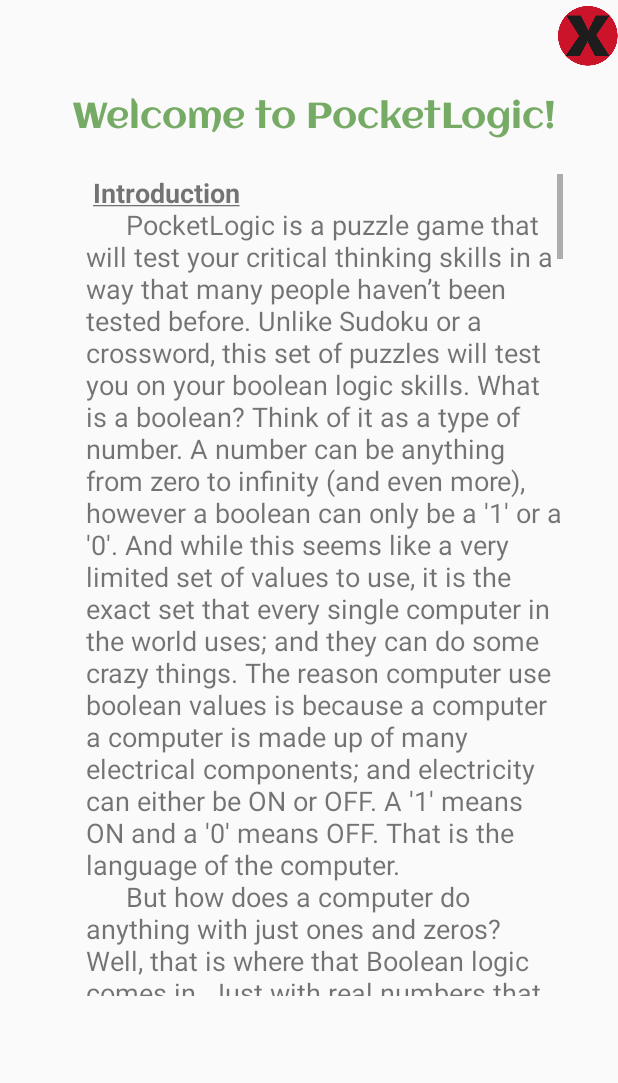
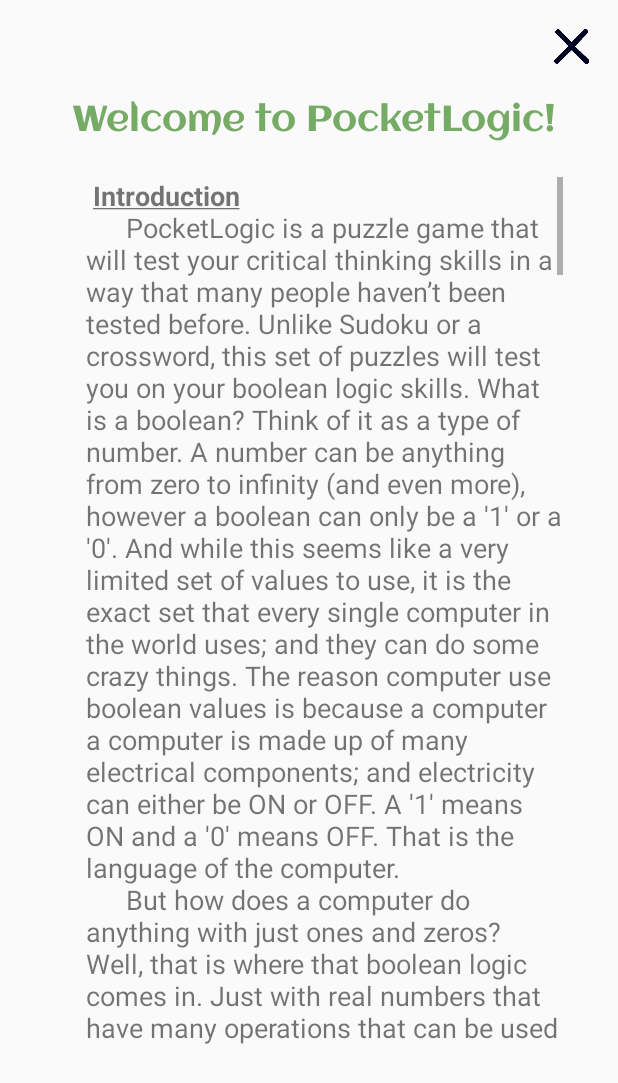
Before and after one commit to knloomis/PocketLogic_CSUCI_Spring2018, an Android app: the layout help_screen.xml on its own in the app's theme, with its tools: preview values and no code run, on a phone screen of 412 x 824 dp. Shown: the top 1083 px of the screen. Run offline under Robolectric (Android 15) with nearby library versions, the phone set to English and light mode, and no system bars.

Commit message:
Minor fixes to the help popup
Minor changes to text, positioning, and the look of the close button for the help popup

```diff
--- a/app/src/main/java/com/pocketlogic/pocketlogic/help.java
+++ b/app/src/main/java/com/pocketlogic/pocketlogic/help.java
@@ -3,6 +3,8 @@
 import android.app.Activity;
 import android.content.Context;
 import android.content.Intent;
+import android.graphics.Color;
+import android.graphics.drawable.ColorDrawable;
 import android.os.Bundle;
 import android.support.v7.app.AppCompatActivity;
 import android.text.method.ScrollingMovementMethod;
@@ -49,13 +51,15 @@
         int width = dm.widthPixels;
         int height = dm.heightPixels;
 
-        getWindow().setLayout((int) (width*.9), (int) (height *.9));
+        getWindow().setLayout((int) (width*.95), (int) (height *.92));
 
         WindowManager.LayoutParams params = getWindow().getAttributes();
         params.gravity = Gravity.CENTER;
         params.x=0;
         params.y=-20;
         getWindow().setAttributes(params);
+
+       //getWindow().setBackgroundDrawable(new ColorDrawable(Color.TRANSPARENT));
     }
 /*
     public void addListeners() {
--- a/app/src/main/res/layout/help_screen.xml
+++ b/app/src/main/res/layout/help_screen.xml
@@ -7,18 +7,20 @@
 
     <Button
         android:id="@+id/btn_help_back"
-        android:layout_width="40dp"
-        android:layout_height="40dp"
-        android:layout_marginTop="4dp"
+        android:layout_width="30dp"
+        android:layout_height="30dp"
+        android:layout_marginEnd="16dp"
+        android:layout_marginRight="16dp"
+        android:layout_marginTop="16dp"
         android:background="@drawable/close2"
         app:layout_constraintEnd_toEndOf="parent"
-        app:layout_constraintTop_toTopOf="parent" />
+        app:layout_constraintTop_toTopOf="parent"/>
 
 
     <LinearLayout
         android:id="@+id/fullLayout"
         android:layout_width="338dp"
-        android:layout_height="620dp"
+        android:layout_height="650dp"
         android:layout_marginEnd="4dp"
         android:layout_marginStart="4dp"
         android:layout_marginTop="16dp"
--- a/app/src/main/res/values/strings.xml
+++ b/app/src/main/res/values/strings.xml
@@ -11,14 +11,14 @@
             And while this seems like a very limited set of values to use, it is the exact set that every single computer in the world uses;  and they can do some crazy things.
             The reason computer use boolean values is because a computer a computer is made up of many electrical components; and electricity can either be ON or OFF.
             A \'1\' means ON and a \'0\' means OFF.  That is the language of the computer.
-            \n\t\tBut how does a computer do anything with just ones and zeros? Well, that is where that Boolean logic comes in.
-            Just with real numbers that have many operations that can be used on them such as Algebra and Calculus, these 1’s and 0’s have Boolean Functions.
-            But don’t let a big word like Calculus scare you.  Boolean functions are simple and easy to understand.\n
+            \n\t\tBut how does a computer do anything with just ones and zeros? Well, that is where that boolean logic comes in.
+            Just with real numbers that have many operations that can be used on them such as Algebra and Calculus, these 1’s and 0’s have boolean functions.
+            But don’t be intimidated.  Boolean functions are simple and easy to understand.\n
         </p>
 
         <b><u>\nFunctions\n</u></b>
         <p>
-            \t\tThere are three basic Boolean functions.
+            \t\tThere are three basic boolean functions.
             With these three alone, in theory, any computer can be built.
             That is if there is enough of them strung together!
             When these functions are turned into physical devices, they are called gates.
@@ -69,9 +69,7 @@
         <p>
             \t\tBecause no one wants to write out AND, NOT, or XNOR all of the logic gates have symbols associated with them.
             This makes circuit diagrams simpler and easier to read and understand; especially if there are more than just a handful of gates.
-            PocketLogic also uses these symbols in gate.  But don’t fret, the will have the names on them as well.
-            Bellow is a list of all the Logic Gates along with their Logic Symbol.
-            \n(NEED PICTURES)\n
+            PocketLogic also uses these symbols in gate.  But don’t fret, they will have the names on them as well.
             \n
         </p>
 
@@ -80,7 +78,6 @@
             \t\tAt first these functions can be a little confusing and just a bit hard to keep their functions straight in your head.
             All of these logic functions can be visualized in something called a truth table.  These are simple tables that list all possible inputs along with the output those inputs would give,
             based on the function.  For these tables the two inputs will be represented with A and B.  The outputs will be represented as an X.  This provides a quick and easy way to lookup a gates function.
-            \n(NEED PICTURES)\n
             \n
         </p>
 
@@ -90,13 +87,10 @@
             The main difference is, to complete the table, a string of gates must be put together.  The tables inputs, which can range from one to four inputs, will represented by the switches at the top of the Play Area,
             and the output of the table will be a light bulb at the bottom.  In other words, the table’s logic cannot be completed with a single gate in most cases.
             This table will be displayed at the start of each level and can be access at anytime from the table icon in the bottom right of the puzzle area.
-            \n(NEED PICTURES)\n
             From there the player must build the logic circuit.  To do this the player will tap on predefined ‘tile spaces’.
-            \n(NEED PICTURES)\n
             Whenever a tile space is selected the Gate Menu will appear.  This menu contains all the gates needed to complete the circuit.  In some cases the difficulty will restrict certain gates from being used.
             To place a new gate simply tap the gate desired and it will be filled into the Tile Space previously selected.
             If a gate is wished to be changed, tapping the gate will reopen the Gate Menu and a new gate can be selected to replace it.
-            \n(NEED PICTURES)\n
 
             \n
         </p>
```
Also changed, not shown: app/src/main/res/drawable-v24/close2.png.
